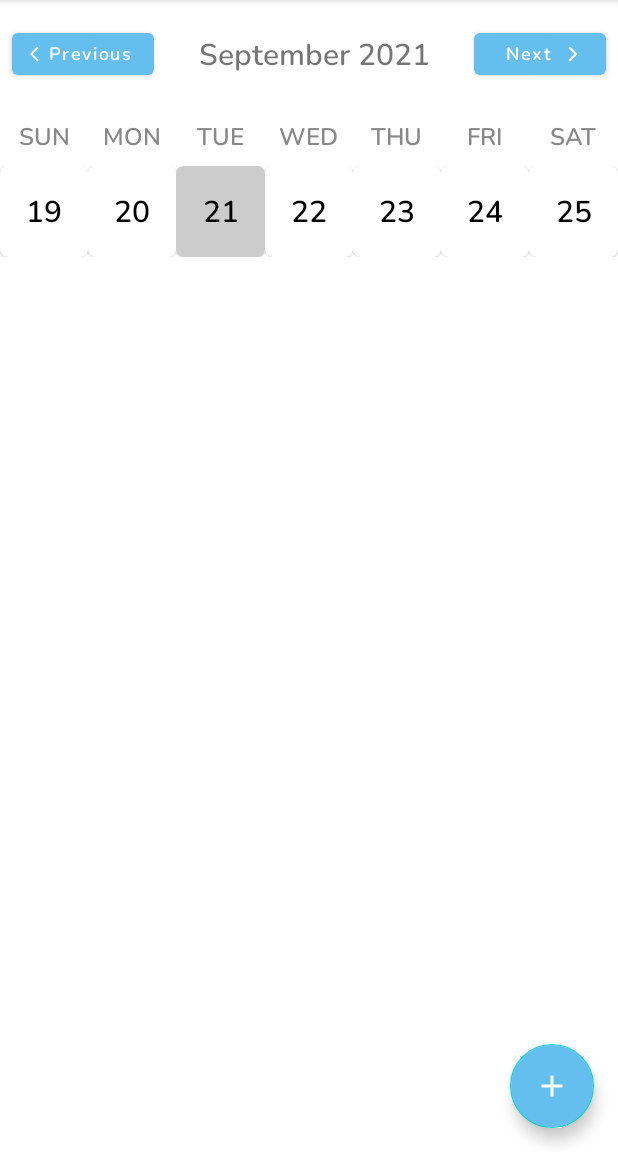
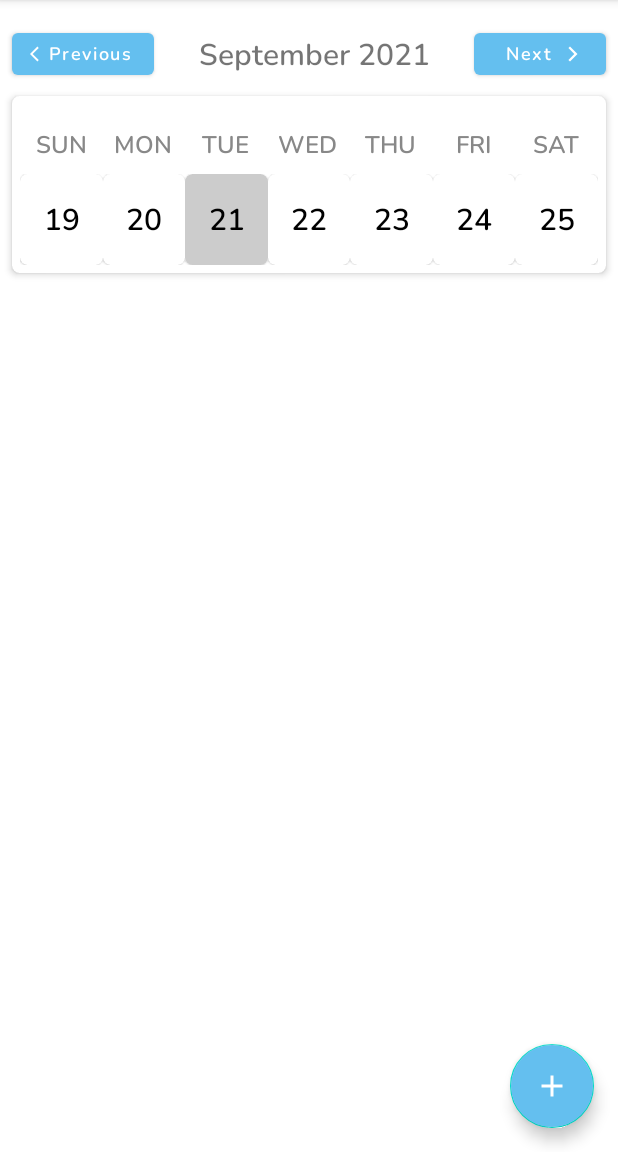
Before and after one commit to esh4rak/Event-Calendar, an Android app: the screen it shows after launch (MainActivity), on a phone screen of 412 x 824 dp, the part 84-1236 px from its top. Run offline under Robolectric (Android 15) with nearby library versions, the phone set to English and light mode, and no system bars.

Commit message:
Material Card View - Calendar, Next and Previous Button

```diff
--- a/Event Calendar/app/src/main/java/com/example/eventcalendar/views/MainActivity.java
+++ b/Event Calendar/app/src/main/java/com/example/eventcalendar/views/MainActivity.java
@@ -30,6 +30,7 @@ public class MainActivity extends AppCompatActivity {
 
 
         CalendarUtils.selectedDate = LocalDate.now();
+        init();
         setWeekView();
     }
 
@@ -37,13 +38,26 @@ public class MainActivity extends AppCompatActivity {
     private void init() {
 
 
+        binding.previousWeekButton.setOnClickListener(view -> {
+            CalendarUtils.selectedDate = CalendarUtils.selectedDate.minusWeeks(1);
+            setWeekView();
+        });
+
+
+        binding.nextWeekButton.setOnClickListener(view -> {
+
+            CalendarUtils.selectedDate = CalendarUtils.selectedDate.plusWeeks(1);
+            setWeekView();
+
+        });
+
     }
 
 
     private void setWeekView() {
+
         binding.monthYearTextView.setText(monthYearFromDate(CalendarUtils.selectedDate));
         days = daysInWeekArray(CalendarUtils.selectedDate);
-
 
         binding.calendarRecyclerView.setHasFixedSize(true);
         RecyclerView.LayoutManager layoutManager = new GridLayoutManager(getApplicationContext(), 7);
--- a/Event Calendar/app/src/main/res/layout/activity_main.xml
+++ b/Event Calendar/app/src/main/res/layout/activity_main.xml
@@ -1,12 +1,10 @@
 <?xml version="1.0" encoding="utf-8"?>
-<androidx.constraintlayout.widget.ConstraintLayout
-    xmlns:android="http://schemas.android.com/apk/res/android"
+<androidx.constraintlayout.widget.ConstraintLayout xmlns:android="http://schemas.android.com/apk/res/android"
     xmlns:app="http://schemas.android.com/apk/res-auto"
     xmlns:tools="http://schemas.android.com/tools"
     android:layout_width="match_parent"
     android:layout_height="match_parent"
     tools:context=".views.MainActivity">
-
 
 
     <androidx.constraintlayout.widget.ConstraintLayout
@@ -46,8 +44,8 @@
             android:layout_height="wrap_content"
             android:layout_marginStart="8dp"
             android:layout_marginEnd="8dp"
+            android:fontFamily="@font/nunito_semibold"
             android:text="@string/feb_2021"
-            android:fontFamily="@font/nunito_semibold"
             android:textAlignment="center"
             android:textSize="20sp"
             app:layout_constraintBottom_toBottomOf="@+id/previousWeekButton"
@@ -81,6 +79,24 @@
     </androidx.constraintlayout.widget.ConstraintLayout>
 
 
+    <com.google.android.material.card.MaterialCardView
+        android:id="@+id/calendarCardView"
+        android:layout_width="match_parent"
+        android:layout_height="wrap_content"
+        android:layout_marginStart="8dp"
+        android:layout_marginEnd="8dp"
+        app:cardBackgroundColor="@color/white"
+        app:cardCornerRadius="5dp"
+        app:cardElevation="3dp"
+        app:layout_constraintEnd_toEndOf="parent"
+        app:layout_constraintStart_toStartOf="parent"
+        app:layout_constraintTop_toBottomOf="@+id/headerLayout">
+
+        <androidx.constraintlayout.widget.ConstraintLayout
+            android:layout_width="match_parent"
+            android:layout_height="wrap_content"
+            android:padding="5dp">
+
             <LinearLayout
                 android:id="@+id/daysNameLayout"
                 android:layout_width="0dp"
@@ -89,7 +105,7 @@
                 android:orientation="horizontal"
                 app:layout_constraintEnd_toEndOf="parent"
                 app:layout_constraintStart_toStartOf="parent"
-        app:layout_constraintTop_toBottomOf="@+id/headerLayout">
+                app:layout_constraintTop_toTopOf="parent">
 
                 <TextView
                     android:id="@+id/labelSunday"
@@ -188,15 +204,21 @@
                 app:layout_constraintStart_toStartOf="parent"
                 app:layout_constraintTop_toBottomOf="@+id/daysNameLayout" />
 
+        </androidx.constraintlayout.widget.ConstraintLayout>
+
+
+    </com.google.android.material.card.MaterialCardView>
+
 
     <androidx.recyclerview.widget.RecyclerView
         android:id="@+id/eventRecyclerView"
         android:layout_width="0dp"
         android:layout_height="0dp"
+        android:layout_marginTop="16dp"
         app:layout_constraintBottom_toBottomOf="parent"
         app:layout_constraintEnd_toEndOf="parent"
         app:layout_constraintStart_toStartOf="parent"
-        app:layout_constraintTop_toBottomOf="@+id/calendarRecyclerView" />
+        app:layout_constraintTop_toBottomOf="@+id/calendarCardView" />
 
 
     <com.google.android.material.floatingactionbutton.FloatingActionButton
```
Lines whose indentation alone changed are shown as unchanged.
